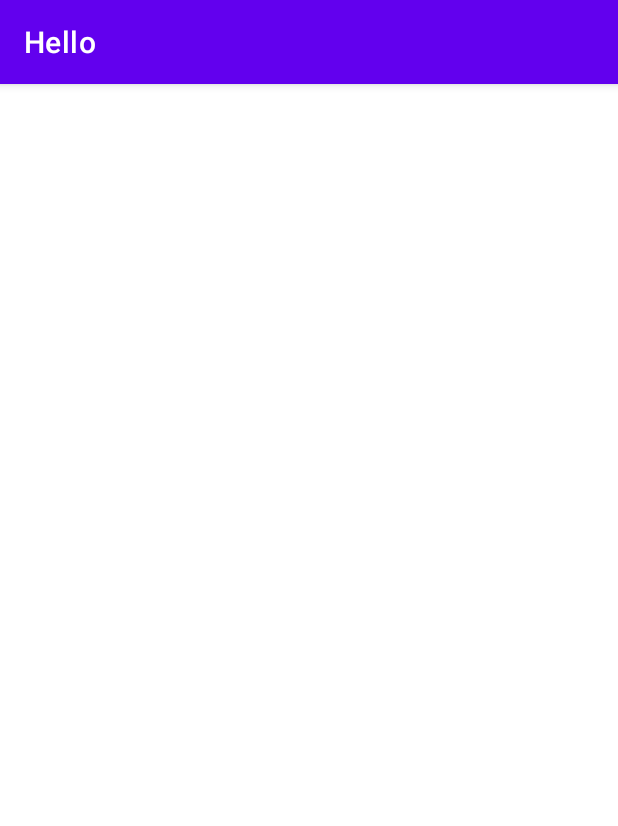
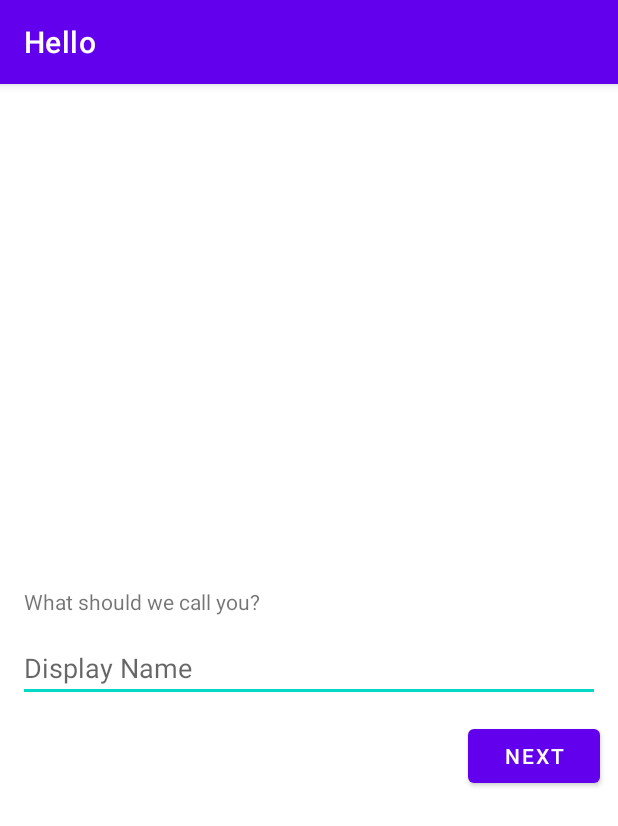
Before and after one commit to kharwar/dal-social, an Android app: the screen it shows after launch once a user with an empty profile is signed in (SetupUserActivity), on a phone screen of 412 x 824 dp. Shown: the top 826 px of the screen. Run offline under Robolectric (Android 15) with nearby library versions, the phone set to English and light mode, and no system bars; our stand-ins replace Firebase (no records; nobody signed in at launch, a user with empty details on screens opened directly).

Commit message:
implement onboarding fragments

```diff
--- a/app/src/main/java/com/example/dalsocial/userManagement/fragment/AuthenticationLoadingFragment.kt
+++ b/app/src/main/java/com/example/dalsocial/userManagement/fragment/AuthenticationLoadingFragment.kt
@@ -5,6 +5,7 @@ import android.os.Bundle
 import android.view.LayoutInflater
 import android.view.View
 import android.view.ViewGroup
+import android.widget.Toast
 import androidx.fragment.app.Fragment
 import androidx.navigation.fragment.findNavController
 import com.example.dalsocial.HomeActivity
@@ -28,12 +29,18 @@ class AuthenticationLoadingFragment : Fragment() {
             val userPersistence = UserPersistence()
             var intent = Intent(activity, HomeActivity::class.java)
 
-            userPersistence.getUserByID(auth.getFirebaseUserID()!!) { user ->
-                if (user == null) {
-                    intent = Intent(activity, SetupUserActivity::class.java)
+            try {
+                userPersistence.getUserByID(auth.getFirebaseUserID()!!) { user ->
+                    if (user == null) {
+                        intent = Intent(activity, SetupUserActivity::class.java)
+                    }
+                    startActivity(intent)
                 }
-                startActivity(intent)
+            } catch (e: Exception) {
+                // launch no internet connection activity
+                Toast.makeText(activity, "No internet connection", Toast.LENGTH_SHORT).show()
             }
+
 
         } else {
             findNavController().navigate(R.id.action_authenticationLoadingFragment_to_loginFragment)
--- /dev/null
+++ b/app/src/main/java/com/example/dalsocial/userManagement/fragment/UserSetupDisplayName.kt
@@ -0,0 +1,34 @@
+package com.example.dalsocial.userManagement.fragment
+
+import android.os.Bundle
+import androidx.fragment.app.Fragment
+import android.view.LayoutInflater
+import android.view.View
+import android.view.ViewGroup
+import android.widget.EditText
+import androidx.navigation.fragment.findNavController
+import com.example.dalsocial.R
+
+class UserSetupDisplayName : Fragment() {
+
+    override fun onCreateView(
+        inflater: LayoutInflater, container: ViewGroup?,
+        savedInstanceState: Bundle?
+    ): View? {
+        val view = inflater.inflate(R.layout.fragment_user_setup_display_name, container, false)
+
+        val edDisplayName = view.findViewById<EditText>(R.id.edDisplayName)
+        val btnNext = view.findViewById<View>(R.id.btnUserSetupDisplayName)
+
+        btnNext.setOnClickListener {
+            val displayName = edDisplayName.text.toString()
+            val bundle = Bundle()
+            bundle.putString("displayName", displayName)
+
+            findNavController().navigate(R.id.action_userSetupDisplayName_to_userSetupDetails, bundle)
+        }
+
+        return view
+    }
+
+}
--- a/app/src/main/java/com/example/dalsocial/userManagement/model/User.kt
+++ b/app/src/main/java/com/example/dalsocial/userManagement/model/User.kt
@@ -2,9 +2,19 @@ package com.example.dalsocial.userManagement.model
 
 data class User(
     val userID: String? = "",
+    val firstName: String? = "",
+    val lastName: String? = "",
     val displayName: String? = "",
     val email: String? = "",
-    val profilePictureURL: String? = "",
     val interests: ArrayList<String>? = ArrayList(),
     var isActive: Boolean? = false,
+    val dob: Long? = 0,
+
+    // social
+    val bio: String? = "",
+    val profilePictureURL: String? = "",
+    val instagram: String? = "",
+    val twitter: String? = "",
+    val facebook: String? = "",
+    val linkedInURL: String? = "",
 )
--- a/app/src/main/java/com/example/dalsocial/userManagement/model/UserPersistence.kt
+++ b/app/src/main/java/com/example/dalsocial/userManagement/model/UserPersistence.kt
@@ -27,7 +27,7 @@ class UserPersistence : IUserPersistence {
                 }
 
             }.addOnFailureListener { _ ->
-                result(null)
+                throw Exception("Error getting documents.")
             }.await()
 
         }
@@ -42,7 +42,7 @@ class UserPersistence : IUserPersistence {
                 db.collection("users").document(user.userID).set(user).addOnSuccessListener {
                     result(true)
                 }.addOnFailureListener {
-                    result(false)
+                    throw Exception("Error updating document.")
                 }.await()
             }
         }
--- a/app/src/main/res/layout/activity_setup_user.xml
+++ b/app/src/main/res/layout/activity_setup_user.xml
@@ -1,9 +1,17 @@
 <?xml version="1.0" encoding="utf-8"?>
-<androidx.constraintlayout.widget.ConstraintLayout xmlns:android="http://schemas.android.com/apk/res/android"
+<LinearLayout xmlns:android="http://schemas.android.com/apk/res/android"
     xmlns:app="http://schemas.android.com/apk/res-auto"
     xmlns:tools="http://schemas.android.com/tools"
     android:layout_width="match_parent"
     android:layout_height="match_parent"
     tools:context=".userManagement.activity.SetupUserActivity">
 
-</androidx.constraintlayout.widget.ConstraintLayout>
+    <androidx.fragment.app.FragmentContainerView
+        android:id="@+id/fragment_container"
+        android:name="androidx.navigation.fragment.NavHostFragment"
+        android:layout_width="match_parent"
+        android:layout_height="match_parent"
+        app:defaultNavHost="true"
+        app:navGraph="@navigation/nav_graph_user_setup" />
+
+</LinearLayout>
--- /dev/null
+++ b/app/src/main/res/layout/fragment_user_setup_display_name.xml
@@ -0,0 +1,49 @@
+<?xml version="1.0" encoding="utf-8"?>
+<androidx.constraintlayout.widget.ConstraintLayout xmlns:android="http://schemas.android.com/apk/res/android"
+    xmlns:app="http://schemas.android.com/apk/res-auto"
+    xmlns:tools="http://schemas.android.com/tools"
+    android:layout_width="match_parent"
+    android:layout_height="match_parent"
+    tools:context=".userManagement.fragment.UserSetupDisplayName">
+
+    <TextView
+        android:id="@+id/textView"
+        android:layout_width="wrap_content"
+        android:layout_height="wrap_content"
+        android:layout_marginBottom="12dp"
+        android:text="What should we call you?"
+        app:layout_constraintBottom_toTopOf="@+id/edDisplayName"
+        app:layout_constraintEnd_toEndOf="parent"
+        app:layout_constraintHorizontal_bias="0.062"
+        app:layout_constraintStart_toStartOf="parent"
+        app:layout_constraintTop_toTopOf="parent"
+        app:layout_constraintVertical_bias="1.0" />
+
+    <EditText
+        android:id="@+id/edDisplayName"
+        android:layout_width="match_parent"
+        android:layout_height="wrap_content"
+        android:layout_marginHorizontal="12dp"
+        android:layout_marginBottom="356dp"
+        android:hint="Display Name"
+        android:inputType="text"
+        app:layout_constraintBottom_toBottomOf="parent"
+        app:layout_constraintEnd_toEndOf="parent"
+        app:layout_constraintHorizontal_bias="0.666"
+        app:layout_constraintStart_toStartOf="parent" />
+
+    <Button
+        android:id="@+id/btnUserSetupDisplayName"
+        android:layout_width="wrap_content"
+        android:layout_height="wrap_content"
+        android:layout_marginTop="12dp"
+        android:text="Next"
+        app:layout_constraintBottom_toBottomOf="parent"
+        app:layout_constraintEnd_toEndOf="parent"
+        app:layout_constraintHorizontal_bias="0.962"
+        app:layout_constraintStart_toStartOf="parent"
+        app:layout_constraintTop_toBottomOf="@+id/edDisplayName"
+        app:layout_constraintVertical_bias="0.0" />
+
+
+</androidx.constraintlayout.widget.ConstraintLayout>
--- /dev/null
+++ b/app/src/main/res/navigation/nav_graph_user_setup.xml
@@ -0,0 +1,40 @@
+<?xml version="1.0" encoding="utf-8"?>
+<navigation xmlns:android="http://schemas.android.com/apk/res/android"
+    xmlns:app="http://schemas.android.com/apk/res-auto"
+    xmlns:tools="http://schemas.android.com/tools"
+    android:id="@+id/nav_graph_user_setup"
+    app:startDestination="@id/userSetupDisplayName">
+
+    <fragment
+        android:id="@+id/userSetupDisplayName"
+        android:name="com.example.dalsocial.userManagement.fragment.UserSetupDisplayName"
+        android:label="fragment_user_setup_display_name"
+        tools:layout="@layout/fragment_user_setup_display_name" >
+        <action
+            android:id="@+id/action_userSetupDisplayName_to_userSetupDetails"
+            app:destination="@id/userSetupDetails" />
+    </fragment>
+    <fragment
+        android:id="@+id/userSetupDetails"
+        android:name="com.example.dalsocial.userManagement.fragment.UserSetupDetails"
+        android:label="fragment_user_setup_details"
+        tools:layout="@layout/fragment_user_setup_details" >
+        <action
+            android:id="@+id/action_userSetupDetails_to_userSetupInterests"
+            app:destination="@id/userSetupInterests" />
+    </fragment>
+    <fragment
+        android:id="@+id/userSetupInterests"
+        android:name="com.example.dalsocial.userManagement.fragment.UserSetupInterests"
+        android:label="fragment_user_setup_interests"
+        tools:layout="@layout/fragment_user_setup_interests" >
+        <action
+            android:id="@+id/action_userSetupInterests_to_userSetupSocial"
+            app:destination="@id/userSetupSocial" />
+    </fragment>
+    <fragment
+        android:id="@+id/userSetupSocial"
+        android:name="com.example.dalsocial.userManagement.fragment.UserSetupSocial"
+        android:label="fragment_user_setup_social"
+        tools:layout="@layout/fragment_user_setup_social" />
+</navigation>
```
Also changed, not shown: app/src/main/java/com/example/dalsocial/userManagement/fragment/UserSetupDetails.kt (added, +57 -0 lines), app/src/main/java/com/example/dalsocial/userManagement/fragment/UserSetupInterests.kt (added, +44 -0 lines), app/src/main/java/com/example/dalsocial/userManagement/fragment/UserSetupSocial.kt (added, +20 -0 lines), app/src/main/res/layout/fragment_user_setup_details.xml (added, +90 -0 lines), app/src/main/res/layout/fragment_user_setup_interests.xml (added, +46 -0 lines), app/src/main/res/layout/fragment_user_setup_social.xml (added, +137 -0 lines).
